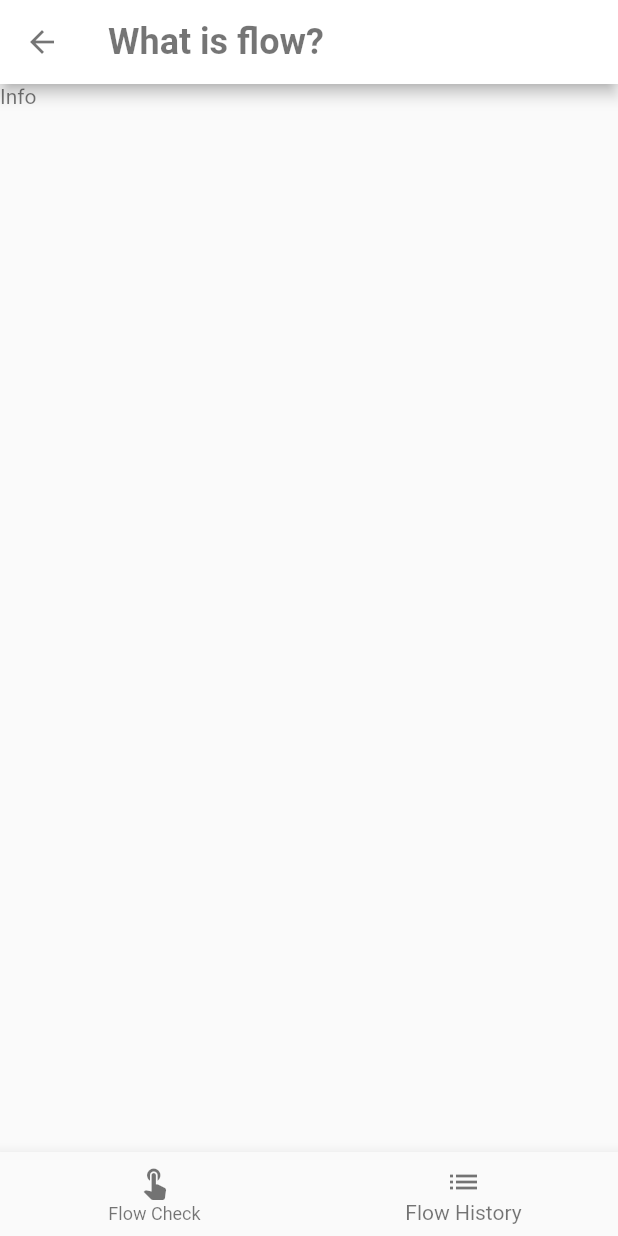
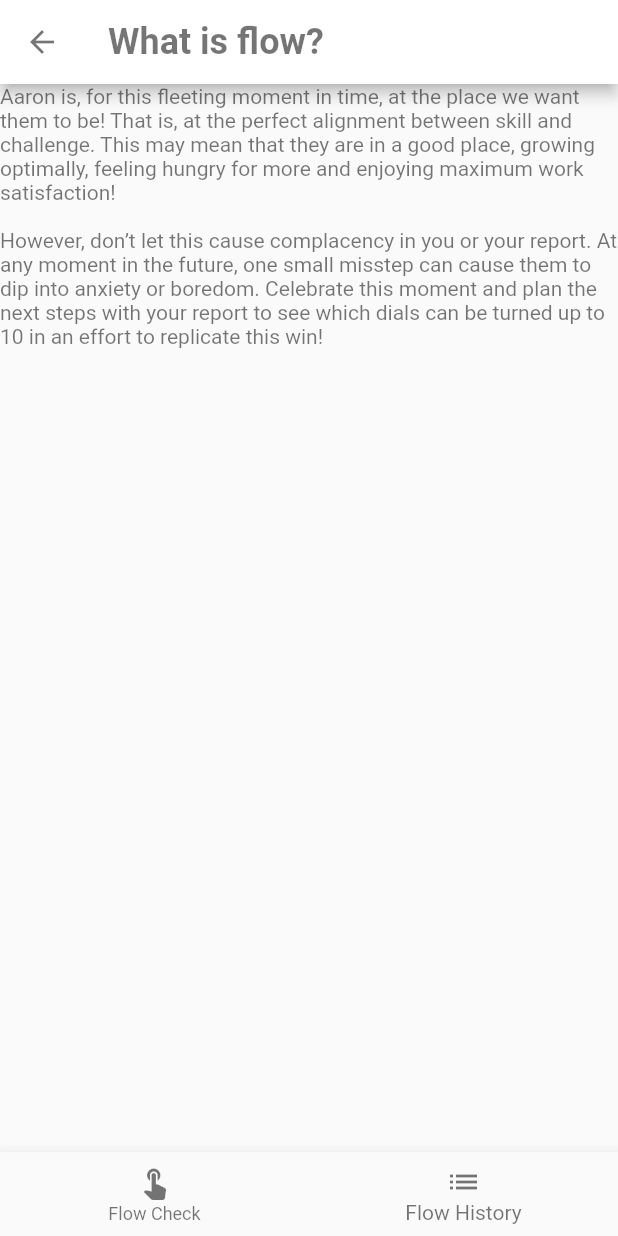
Before and after one commit to aaronmyatt/flow_check, a Flutter app: the FlowInfoPage screen opened by its route, on a phone screen of 412 x 824 dp. Run offline on Flutter 3.47's test engine with Material 2 defaults, Android fonts, the phone set to English and light mode, and no system bars; our stand-ins replace flutter_svg; missing offline and left inert: strings; statements that could not run were skipped.

Commit message:
load flow copy from json asset

```diff
--- /dev/null
+++ b/assets/flow.json
@@ -0,0 +1,3 @@
+{
+  "text": "$name is, for this fleeting moment in time, at the place we want them to be! That is, at the perfect alignment between skill and challenge. This may mean that they are in a good place, growing optimally, feeling hungry for more and enjoying maximum work satisfaction!\n\nHowever, don’t let this cause complacency in you or your report. At any moment in the future, one small misstep can cause them to dip into anxiety or boredom. Celebrate this moment and plan the next steps with your report to see which dials can be turned up to 10 in an effort to replicate this win!\n"
+}
--- a/lib/conduit/flutter_actions.dart
+++ b/lib/conduit/flutter_actions.dart
@@ -18,7 +18,7 @@ void submitFlow(text) {
   getApplicationDocumentsDirectory().then((Directory directory) {
     Conduit.nameInput(text, dir: directory);
     Map output = Conduit.storeReport(dir: directory);
-    List flowList = output['flowList'];
+    List flowList = output["flowList"];
     var latestFlow = flowList.last;
     Conduit.activateFlow(latestFlow, dir: directory);
   });
--- a/lib/flow_info_page.dart
+++ b/lib/flow_info_page.dart
@@ -1,3 +1,5 @@
+import 'dart:convert';
+
 import 'package:flow_check/base/BaseAppBar.dart';
 import 'package:flutter/material.dart';
 
@@ -10,11 +12,29 @@ class FlowInfoPage extends StatelessWidget {
 
   @override
   Widget build(BuildContext context) {
-    return Scaffold(
-      appBar:
-          BaseAppBar(pageTitle, context, backButton: true, infoButton: false),
-      bottomNavigationBar: BottomNavBar(1),
-      body: Text('Info'),
-    );
+    return FutureBuilder(
+        future: DefaultAssetBundle.of(context).loadString("assets/flow.json"),
+        builder: (BuildContext context, AsyncSnapshot snapshot) {
+          switch (snapshot.connectionState) {
+            case ConnectionState.none:
+              return Text('Press button to start.');
+            case ConnectionState.active:
+            case ConnectionState.waiting:
+              return Center(
+                child: Text('...'),
+              );
+            case ConnectionState.done:
+              if (snapshot.hasError) return Text('Error: ${snapshot.error}');
+              Map content = json.decode(snapshot.data);
+              String name = 'Aaron';
+              return Scaffold(
+                appBar: BaseAppBar(pageTitle, context,
+                    backButton: true, infoButton: false),
+                bottomNavigationBar: BottomNavBar(1),
+                body: Text(content['text'].replaceAll("\$name", name)),
+              );
+          }
+          return null;
+        });
   }
 }
```
Also changed, not shown: lib/flow_view_page.dart (+14 -11 lines).
